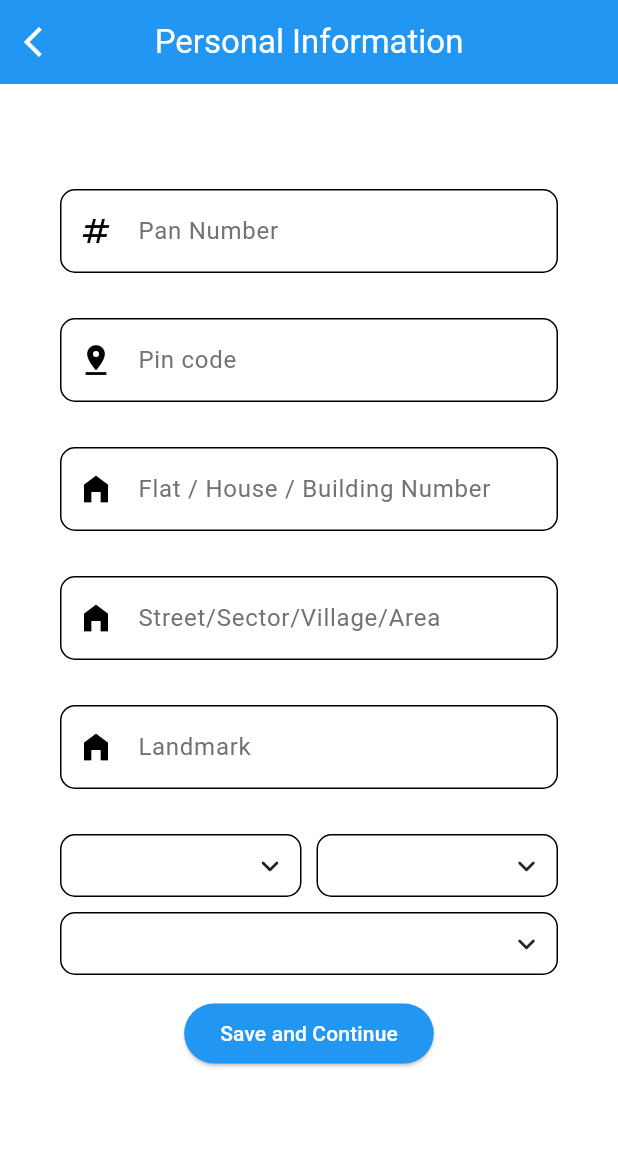
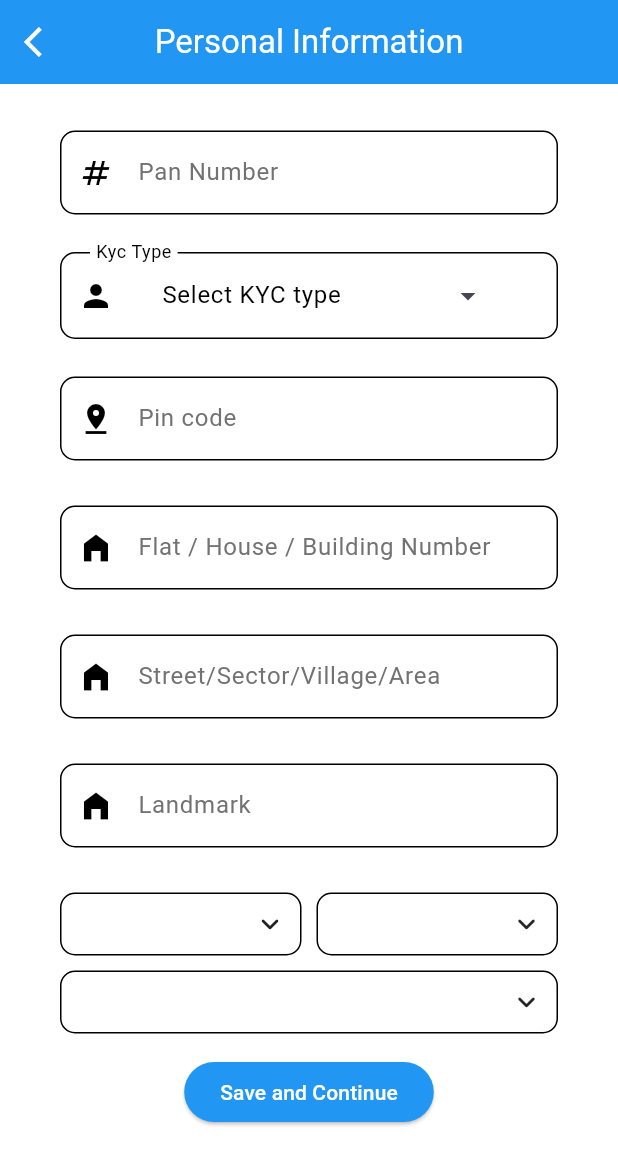
Before and after one commit to srvtechnology/Go-Party-VendorApp, a Flutter app: the SignUp2 screen opened directly, on a phone screen of 412 x 824 dp. Shown: the top 1165 px of the screen. Run offline on Flutter 3.47's test engine with Material 3 defaults, Android fonts, the phone set to English and light mode, and no system bars; drawn by our look-alikes of csc_picker, showcaseview; our stand-ins replace cached_network_image, connectivity_plus, device_preview, dio, dropdown_search, file_picker and 11 more; missing offline and left inert: dart:ffi, splash_view, syncfusion_flutter_pdfviewer; accounts and stored records are empty; network calls fail.

Commit message:
Removd required field, KYC type,Id number & Pan card number, Prefilled the kyc type & Id number when user press back from next screen..FIXED

```diff
--- a/lib/routes/signUp.dart
+++ b/lib/routes/signUp.dart
@@ -509,7 +509,8 @@ class _SignUp2State extends State<SignUp2> {
   TextEditingController _state = TextEditingController();
   TextEditingController _country = TextEditingController();
   Country selectedCountry = Country(id: "101", name: "India");
-  late DropDownField selectedKyc = kyctypes[0];
+  // late DropDownField selectedKyc = kyctypes[0];
+  late DropDownField? selectedKyc = null;
   bool isLoading = false;
   late Future _getCacheData;
   Future _getLocationData = Future.value({});
@@ -548,7 +549,7 @@ class _SignUp2State extends State<SignUp2> {
   }
 
   Future<void> getDataFromCache() async {
-    _kycType.text = selectedKyc.value;
+    _kycType.text = selectedKyc?.value ?? "";
     _pancard.text = context.read<AuthProvider>().user!.panCardNumber ?? "";
     _kycNo.text = context.read<AuthProvider>().user!.kycNumber ?? "";
     _pinCode.text = context.read<AuthProvider>().user!.zip ?? "";
@@ -558,7 +559,17 @@ class _SignUp2State extends State<SignUp2> {
     _city.text = context.read<AuthProvider>().user!.city ?? "";
     _state.text = context.read<AuthProvider>().user!.state ?? "";
     _country.text = context.read<AuthProvider>().user!.country?.name ?? "";
-  }
+
+    String kycType = context.read<AuthProvider>().user!.kycType ?? "";
+    if (kycType != null && kycType.isNotEmpty) {
+      //here we pre selecting the kyc type
+      selectedKyc =
+          kyctypes.where((element) => element.value == kycType).firstOrNull;
+      _kycNo.text = context.read<AuthProvider>().user!.kycNumber ?? "";
+    }
+  }
+
+  bool _isExpanded = false;
 
   @override
   Widget build(BuildContext context) {
@@ -605,8 +616,7 @@ class _SignUp2State extends State<SignUp2> {
                             Icons.numbers,
                             color: UIColor.black_text_color,
                           ), validator: (text) {
-                        if (text == null || text.isEmpty)
-                          return 'Pan is Required';
+                        if (text == null || text.isEmpty) return null;
                         if (text.length != 10 ||
                             (isNumeric(text.substring(0, 5))) ||
                             (!isNumeric(text.substring(5, 9))) ||
@@ -614,76 +624,111 @@ class _SignUp2State extends State<SignUp2> {
                           return "Please enter a valid Pan Number";
                         return null;
                       }),
-                      // Container(
-                      //   margin: EdgeInsets.symmetric(
-                      //       horizontal: 40, vertical: 10),
-                      //   child: InputDecorator(
-                      //     decoration: InputDecoration(
-                      //       contentPadding:
-                      //           EdgeInsets.symmetric(horizontal: 20),
-                      //       prefixIcon: Icon(
-                      //         Icons.person,
-                      //         color: Colors.white,
-                      //       ),
-                      //       label: Text(
-                      //         "Kyc Type (optional)",
-                      //         style: TextStyle(color: Colors.white),
-                      //       ),
-                      //       focusedBorder: OutlineInputBorder(
-                      //         borderRadius: BorderRadius.circular(10.0),
-                      //         borderSide: BorderSide(
-                      //           color: Colors.blue,
-                      //         ),
-                      //       ),
-                      //       enabledBorder: OutlineInputBorder(
-                      //         borderRadius: BorderRadius.circular(10.0),
-                      //         borderSide: BorderSide(
-                      //           color: Colors.white,
-                      //           width: 1.0,
-                      //         ),
-                      //       ),
-                      //     ),
-                      //     child: Row(
-                      //       children: [
-                      //         Expanded(
-                      //             child: ExpansionTile(
-                      //           collapsedTextColor: Colors.white,
-                      //           trailing: Text(""),
-                      //           key: GlobalKey(),
-                      //           title: Text(
-                      //             selectedKyc.title,
-                      //             style: TextStyle(color: Colors.white),
-                      //           ),
-                      //           children: kyctypes
-                      //               .map((e) => ListTile(
-                      //                     onTap: () {
-                      //                       setState(() {
-                      //                         _kycType.text = e.value;
-                      //                         selectedKyc = e;
-                      //                       });
-                      //                     },
-                      //                     title: Text(
-                      //                       e.title,
-                      //                       style: TextStyle(
-                      //                           color: Colors.white),
-                      //                     ),
-                      //                   ))
-                      //               .toList(),
-                      //         ))
-                      //       ],
-                      //     ),
-                      //   ),
-                      // ),
-                      // InputField(
-                      //     "${selectedKyc.title} Number (optional)", _kycNo,
-                      //     validator: (text) {
-                      //   if (text == null || text.isEmpty) return null;
-                      //   if (selectedKyc.value == "AD" && text.length != 12)
-                      //     return "Please enter a valid number";
-                      //   if (text.length < 12)
-                      //     return "Please enter a valid number";
-                      //   return null;
-                      // }),
+                      Container(
+                        margin:
+                            EdgeInsets.symmetric(horizontal: 40, vertical: 10),
+                        child: InputDecorator(
+                          decoration: InputDecoration(
+                            contentPadding:
+                                EdgeInsets.symmetric(horizontal: 20),
+                            prefixIcon: Icon(
+                              Icons.person,
+                              color: UIColor.black_text_color,
+                            ),
+                            label: Text(
+                              "Kyc Type",
+                              style: TextStyle(color: UIColor.black_text_color),
+                            ),
+                            focusedBorder: OutlineInputBorder(
+                              borderRadius: BorderRadius.circular(10.0),
+                              borderSide: BorderSide(
+                                color: Colors.blue,
+                              ),
+                            ),
+                            enabledBorder: OutlineInputBorder(
+                              borderRadius: BorderRadius.circular(10.0),
+                              borderSide: BorderSide(
+                                color: UIColor.black_text_color,
+                                width: 1.0,
+                              ),
+                            ),
+                          ),
+                          child: Row(
+                            children: [
+                              Expanded(
+                                  child: ExpansionTile(
+                                collapsedTextColor: UIColor.black_text_color,
+                                trailing: Icon(Icons.arrow_drop_down),
+                                key: GlobalKey(),
+                                initiallyExpanded: _isExpanded,
+                                onExpansionChanged: (value) {
+                                  setState(() {
+                                    _isExpanded = value;
+                                  });
+                                },
+                                title: GestureDetector(
+                                  onTap: () {
+                                    setState(() {
+                                      _kycType.clear();
+                                      _kycNo.clear();
+                                      selectedKyc = null;
+                                      _isExpanded =
+                                          !_isExpanded; // Toggle expansion state
+                                    });
+                                  },
+                                  child: Text(
+                                    selectedKyc == null || _isExpanded
+                                        ? "Select KYC type"
+                                        : selectedKyc!.title,
+                                    style: TextStyle(
+                                        color: UIColor.black_text_color),
+                                  ),
+                                ),
+                                children: kyctypes
+                                    .map((e) => ListTile(
+                                          onTap: () {
+                                            setState(() {
+                                              _kycType.text = e.value;
+                                              selectedKyc = e;
+                                              _isExpanded =
+                                                  !_isExpanded; // Toggle expansion state
+                                            });
+                                          },
+                                          title: Text(
+                                            e.title,
+                                            style: TextStyle(
+                                                color:
+                                                    UIColor.black_text_color),
+                                          ),
+                                        ))
+                                    .toList(),
+                              ))
+                            ],
+                          ),
+                        ),
+                      ),
+                      if (selectedKyc != null)
+                        InputField("${selectedKyc?.title} Number", _kycNo,
+                            validator: (text) {
+                          if (selectedKyc == null) return null;
+                          if (text == null || text.isEmpty)
+                            return "Please enter a valid number";
+                          if (selectedKyc?.value == "AD" && text.length != 12)
+                            return "Please enter a valid aadhar number";
+
+                          if (selectedKyc?.value == "DL" &&
+                              (text.length < 15 || text.length > 16)) {
+                            return "Please enter a valid driving licence number (15-16 characters)";
+                          }
+
+                          if (selectedKyc?.value == "PA" && text.length != 8)
+                            return "Please enter a valid passport number";
+
+                          if (selectedKyc?.value == "VO" && text.length != 10)
+                            return "Please enter a valid voter number";
+
+                          return null;
+                        }),
                       InputField("Pin code", _pinCode,
                           leading: Icon(
                             Icons.pin_drop,
@@ -714,7 +759,6 @@ class _SignUp2State extends State<SignUp2> {
                             Icons.home_filled,
                             color: UIColor.black_text_color,
                           )),
-
                       Padding(
                         padding: const EdgeInsets.symmetric(
                             horizontal: 40, vertical: 15),
@@ -770,7 +814,6 @@ class _SignUp2State extends State<SignUp2> {
                         )
                       else
                         SignUpButton(context, state),
-
                       const SizedBox(
                         height: 40,
                       ),
@@ -784,6 +827,14 @@ class _SignUp2State extends State<SignUp2> {
   }
 
   Future<void> submit(AuthProvider state) async {
+    /*  if (selectedKyc == null) {
+      setState(() {
+        isLoading = false;
+      });
+
+      ScaffoldMessenger.of(context)
+          .showSnackBar(SnackBar(content: Text("Please select KYC type.")));
+    } else */
     if (_formKey.currentState!.validate()) {
       Map data = {
         "pan_card": _pancard.text,
```
